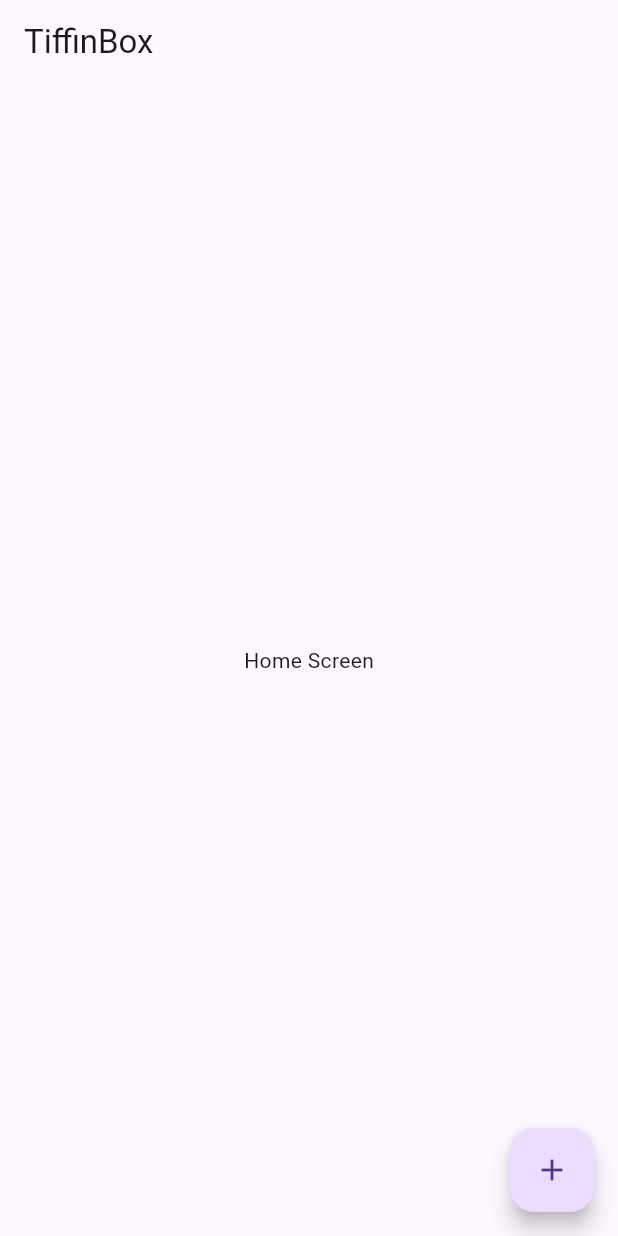
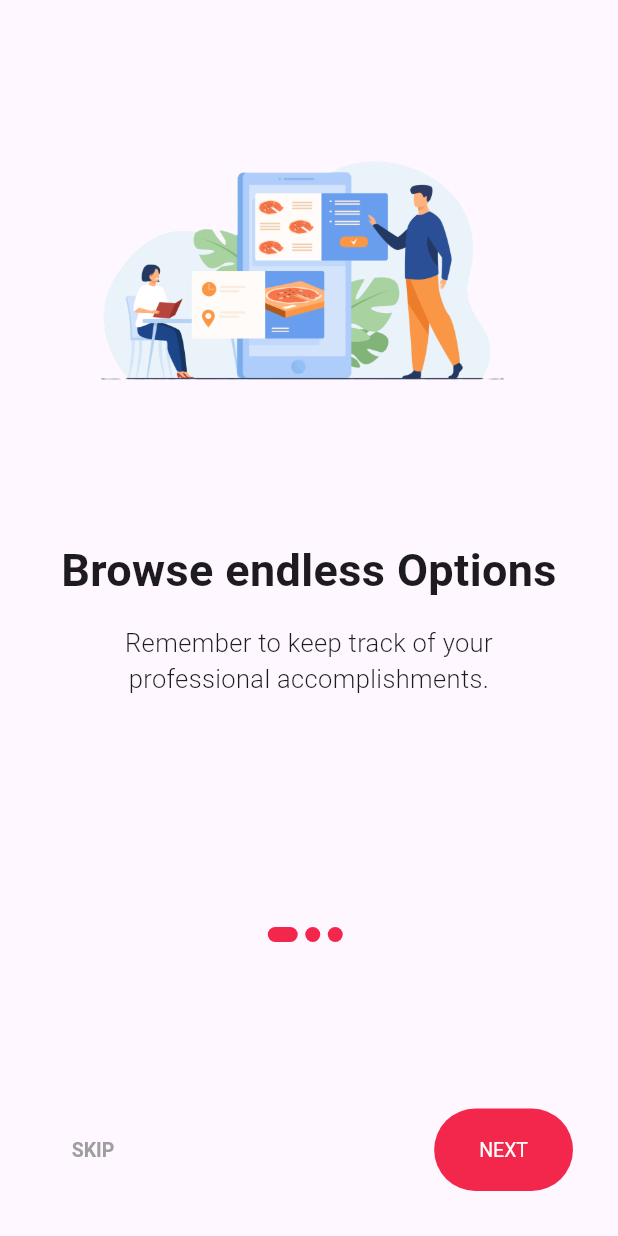
Before and after one commit to ByteBite-Devs/TiffinBoxApp, a Flutter app: the screen it shows after launch, on a phone screen of 412 x 824 dp. Run offline on Flutter 3.47's test engine with Material 3 defaults, Android fonts, the phone set to English and light mode, and no system bars; Roboto replaces fonts that are missing (Mulish, Poppins).

Commit message:
changes for onboarding screens

```diff
--- a/tiffinbox/lib/main.dart
+++ b/tiffinbox/lib/main.dart
@@ -1,5 +1,6 @@
 import 'package:flutter/material.dart';
 import 'package:tiffinbox/screens/home_screen.dart';
+import 'package:tiffinbox/screens/onboarding_screen.dart';
 import 'package:tiffinbox/screens/splash_screen.dart';
 
 void main() {
@@ -22,7 +23,7 @@
       home: const SplashScreen(),
       routes: <String, WidgetBuilder>{
         '/HomeScreen': (BuildContext context) => const HomeScreen(),
-
+        '/OnBoarding': (BuildContext context) => const OnboardingScreen()
       },
     );
   }
--- a/tiffinbox/lib/screens/home_screen.dart
+++ b/tiffinbox/lib/screens/home_screen.dart
@@ -1,4 +1,5 @@
 import 'package:flutter/material.dart';
+import 'package:tiffinbox/main.dart';
 
 class HomeScreen extends StatefulWidget {
   const HomeScreen({super.key});
@@ -15,7 +16,11 @@
         title: const Text('TiffinBox'),
       ),
       body: const Center(
-        child: Text('Home Screen'),
+        child: Text('Home Screen',
+        style: TextStyle(
+          color: MyApp.primaryColor
+        ) ,
+        ),
       ),
       floatingActionButton: FloatingActionButton(
         onPressed: () {},
--- /dev/null
+++ b/tiffinbox/lib/screens/onboarding_screen.dart
@@ -0,0 +1,190 @@
+import 'package:flutter/material.dart';
+import 'package:tiffinbox/main.dart';
+import 'package:tiffinbox/utils/onboarding_contents.dart';
+import 'package:tiffinbox/utils/size_config.dart';
+
+
+class OnboardingScreen extends StatefulWidget {
+  const OnboardingScreen({super.key});
+
+  @override
+  State<OnboardingScreen> createState() => _OnboardingScreenState();
+}
+
+class _OnboardingScreenState extends State<OnboardingScreen> {
+  late PageController _controller;
+
+  @override
+  void initState() {
+    _controller = PageController();
+    super.initState();
+  }
+
+  int _currentPage = 0;
+
+
+  AnimatedContainer _buildDots({
+    int? index,
+  }) {
+    return AnimatedContainer(
+      duration: const Duration(milliseconds: 200),
+      decoration: const BoxDecoration(
+        borderRadius: BorderRadius.all(
+          Radius.circular(50),
+        ),
+        color: MyApp.primaryColor,
+      ),
+      margin: const EdgeInsets.only(right: 5),
+      height: 10,
+      curve: Curves.easeIn,
+      width: _currentPage == index ? 20 : 10,
+    );
+  }
+
+  @override
+  Widget build(BuildContext context) {
+    SizeConfig().init(context);
+    double width = SizeConfig.screenW!;
+    double height = SizeConfig.screenH!;
+
+    return Scaffold(
+      body: SafeArea(
+        child: Column(
+          children: [
+            Expanded(
+              flex: 3,
+              child: PageView.builder(
+                physics: const BouncingScrollPhysics(),
+                controller: _controller,
+                onPageChanged: (value) => setState(() => _currentPage = value),
+                itemCount: contents.length,
+                itemBuilder: (context, i) {
+                  return Padding(
+                    padding: const EdgeInsets.all(40.0),
+                    child: Column(
+                      children: [
+                        Image.asset(
+                          contents[i].image,
+                          height: SizeConfig.blockV! * 35,
+                        ),
+                        SizedBox(
+                          height: (height >= 840) ? 60 : 30,
+                        ),
+                        Text(
+                          contents[i].title,
+                          textAlign: TextAlign.center,
+                          style: TextStyle(
+                            fontFamily: "Mulish",
+                            fontWeight: FontWeight.w600,
+                            fontSize: (width <= 550) ? 30 : 35,
+                          ),
+                        ),
+                        const SizedBox(height: 15),
+                        Text(
+                          contents[i].desc,
+                          style: TextStyle(
+                            fontFamily: "Mulish",
+                            fontWeight: FontWeight.w300,
+                            fontSize: (width <= 550) ? 17 : 25,
+                          ),
+                          textAlign: TextAlign.center,
+                        )
+                      ],
+                    ),
+                  );
+                },
+              ),
+            ),
+            Expanded(
+              flex: 1,
+              child: Column(
+                mainAxisAlignment: MainAxisAlignment.spaceBetween,
+                children: [
+                  Row(
+                    mainAxisAlignment: MainAxisAlignment.center,
+                    children: List.generate(
+                      contents.length,
+                      (int index) => _buildDots(
+                        index: index,
+                      ),
+                    ),
+                  ),
+                  _currentPage + 1 == contents.length
+                      ? Padding(
+                          padding: const EdgeInsets.all(30),
+                          child: ElevatedButton(
+                            onPressed: () {},
+                            style: ElevatedButton.styleFrom(
+                              foregroundColor: Colors.white,
+                              backgroundColor: MyApp.primaryColor,
+                              shape: RoundedRectangleBorder(
+                                borderRadius: BorderRadius.circular(50),
+                              ),
+                              padding: (width <= 550)
+                                  ? const EdgeInsets.symmetric(
+                                      horizontal: 100, vertical: 20)
+                                  : EdgeInsets.symmetric(
+                                      horizontal: width * 0.2, vertical: 25),
+                              textStyle:
+                                  TextStyle(fontSize: (width <= 550) ? 13 : 17),
+                            ),
+                            child: const Text("START"),
+                          ),
+                        )
+                      : Padding(
+                          padding: const EdgeInsets.all(30),
+                          child: Row(
+                            mainAxisAlignment: MainAxisAlignment.spaceBetween,
+                            children: [
+                              TextButton(
+                                onPressed: () {
+                                  _controller.jumpToPage(2);
+                                },
+                                style: TextButton.styleFrom(
+                                  elevation: 0,
+                                  textStyle: TextStyle(
+                                    fontWeight: FontWeight.w600,
+                                    fontSize: (width <= 550) ? 13 : 17,
+                                  ),
+                                ),
+                                child: const Text(
+                                  "SKIP",
+                                  style: TextStyle(color: Colors.grey),
+                                ),
+                              ),
+                              ElevatedButton(
+                                onPressed: () {
+                                  _controller.nextPage(
+                                    duration: const Duration(milliseconds: 200),
+                                    curve: Curves.easeIn,
+                                  );
+                                },
+                                style: ElevatedButton.styleFrom(
+                                  backgroundColor: MyApp.primaryColor,
+                                  foregroundColor: Colors.white,
+                                  shape: RoundedRectangleBorder(
+                                    borderRadius: BorderRadius.circular(50),
+                                  ),
+                                  elevation: 0,
+                                  padding: (width <= 550)
+                                      ? const EdgeInsets.symmetric(
+                                          horizontal: 30, vertical: 20)
+                                      : const EdgeInsets.symmetric(
+                                          horizontal: 30, vertical: 25),
+                                  textStyle: TextStyle(
+                                      fontSize: (width <= 550) ? 13 : 17),
+                                ),
+                                child: const Text("NEXT"),
+                              ),
+                            ],
+                          ),
+                        )
+                ],
+              ),
+            ),
+          ],
+        ),
+      ),
+    );
+  }
+}
--- a/tiffinbox/lib/screens/splash_screen.dart
+++ b/tiffinbox/lib/screens/splash_screen.dart
@@ -55,7 +55,7 @@
   }
 
   void navigationPage() {
-    Navigator.of(context).pushReplacementNamed('/HomeScreen');
+    Navigator.of(context).pushReplacementNamed('/OnBoarding');
   }
 
   @override
--- /dev/null
+++ b/tiffinbox/lib/utils/onboarding_contents.dart
@@ -0,0 +1,29 @@
+class OnboardingContents {
+  final String title;
+  final String image;
+    String desc;
+
+  OnboardingContents({
+    required this.title,
+    required this.image,
+    required this.desc,
+  });
+}
+
+List<OnboardingContents> contents = [
+  OnboardingContents(
+    title: "Browse endless Options",
+    image: "assets/browse.png",
+    desc: "Remember to keep track of your professional accomplishments.",
+  ),
+  OnboardingContents(
+    title: "Quick and Easy Payment",
+    image: "assets/payment.png",
+    desc: "But understanding the contributions our colleagues make to our teams and companies.",
+  ),
+  OnboardingContents(
+    title: "Seamless Order Tracking",
+    image: "assets/tracking.png",
+    desc: "Take control of notifications, collaborate live or on your own time.",
+  ),
+];
--- /dev/null
+++ b/tiffinbox/lib/utils/size_config.dart
@@ -0,0 +1,17 @@
+import 'package:flutter/material.dart';
+
+class SizeConfig {
+  static MediaQueryData? _mediaQueryData;
+  static double? screenW;
+  static double? screenH;
+  static double? blockH;
+  static double? blockV;
+
+  void init(BuildContext context) {
+    _mediaQueryData = MediaQuery.of(context);
+    screenW = _mediaQueryData!.size.width;
+    screenH = _mediaQueryData!.size.height;
+    blockH = screenW! / 100;
+    blockV = screenH! / 100;
+  }
+}
--- a/tiffinbox/pubspec.yaml
+++ b/tiffinbox/pubspec.yaml
@@ -35,6 +35,7 @@
   # The following adds the Cupertino Icons font to your application.
   # Use with the CupertinoIcons class for iOS style icons.
   cupertino_icons: ^1.0.6
+  flutter_svg: 2.0.10+1
 
 dev_dependencies:
   flutter_test:
```
Also changed, not shown: tiffinbox/assets/browse.png (added), tiffinbox/assets/logo.jpeg, tiffinbox/assets/payment.png (added), tiffinbox/assets/tracking.png (added).
